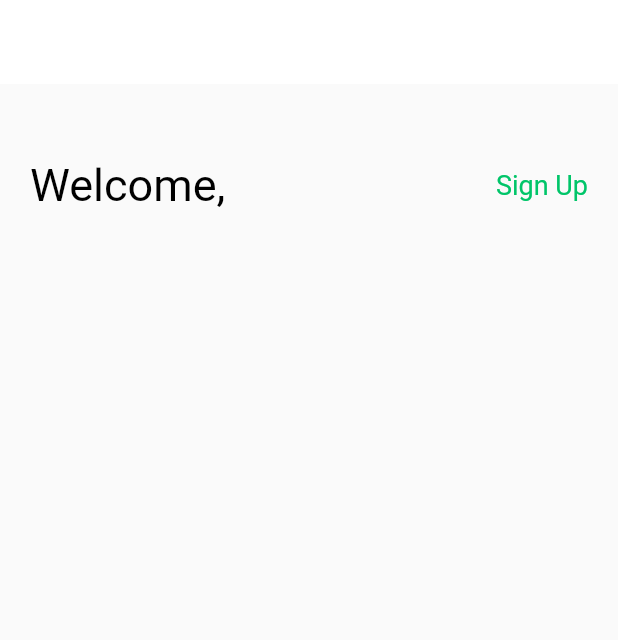
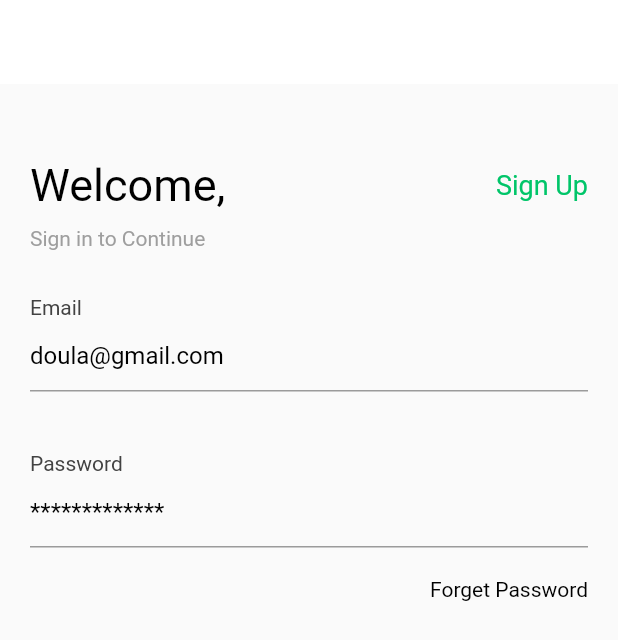
Before and after one commit to MohammedAdel1111/E-Commerce-App, a Flutter app: the screen it shows after launch, on a phone screen of 412 x 824 dp. Shown: the top 640 px of the screen. Run offline on Flutter 3.47's test engine with Material 2 defaults, Android fonts, the phone set to English and light mode, and no system bars.

Commit message:
create custom_text_from_field

```diff
--- a/lib/main.dart
+++ b/lib/main.dart
@@ -13,6 +13,7 @@ class MyApp extends StatelessWidget {
   @override
   Widget build(BuildContext context) {
     return MaterialApp(
+      debugShowCheckedModeBanner: false,
       home: Scaffold(
         body: LoginScreen(),
       ),
--- a/lib/view/auth/login_screen.dart
+++ b/lib/view/auth/login_screen.dart
@@ -2,6 +2,7 @@ import 'package:flutter/material.dart';
 
 import '../../constants.dart';
 import '../widgets/custom_text.dart';
+import '../widgets/custom_text_form_field.dart';
 
 class LoginScreen extends StatelessWidget {
   const LoginScreen({super.key});
@@ -35,6 +36,32 @@ class LoginScreen extends StatelessWidget {
                 ),
               ],
             ),
+            SizedBox(height: 10),
+            CustomText(
+              text: 'Sign in to Continue',
+              fontSize: 14,
+              color: Colors.grey,
+            ),
+            SizedBox(height: 30),
+            CustomTextFormField(
+              text: 'Email',
+              hintext: 'doula@gmail.com',
+              onSave: (value) {},
+              validator: (value) {},
+            ),
+            SizedBox(height: 40),
+            CustomTextFormField(
+              text: 'Password',
+              hintext: '*************',
+              onSave: (value) {},
+              validator: (value) {},
+            ),
+            SizedBox(height: 20),
+            CustomText(
+              text: 'Forget Password',
+              fontSize: 14,
+              alignment: Alignment.topRight,
+            ),
           ],
         ),
       ),
--- a/lib/view/widgets/custom_text.dart
+++ b/lib/view/widgets/custom_text.dart
@@ -4,17 +4,20 @@ class CustomText extends StatelessWidget {
   final String text;
   final double fontSize;
   final Color color;
+  final Alignment alignment;
 
   const CustomText({
     super.key,
     this.text = '',
     this.fontSize = 16,
     this.color = Colors.black,
+    this.alignment = Alignment.topLeft,
   });
 
   @override
   Widget build(BuildContext context) {
     return Container(
+      alignment: alignment,
       child: Text(
         text,
         style: TextStyle(
--- /dev/null
+++ b/lib/view/widgets/custom_text_form_field.dart
@@ -0,0 +1,40 @@
+import 'package:flutter/material.dart';
+import 'custom_text.dart';
+
+class CustomTextFormField extends StatelessWidget {
+  final String text;
+  final String hintext;
+  final void Function(String?)? onSave;
+  final String? Function(String?)? validator;
+
+  const CustomTextFormField(
+      {super.key,
+      required this.text,
+      required this.hintext,
+      this.onSave,
+      this.validator});
+
+  @override
+  Widget build(BuildContext context) {
+    return Column(
+      children: [
+        CustomText(
+          text: text,
+          fontSize: 14,
+          color: Colors.grey.shade800,
+        ),
+        TextFormField(
+          onSaved: onSave,
+          validator: validator,
+          decoration: InputDecoration(
+            hintText: hintext,
+            hintStyle: TextStyle(
+              color: Colors.black,
+            ),
+            fillColor: Colors.white,
+          ),
+        ),
+      ],
+    );
+  }
+}
```
